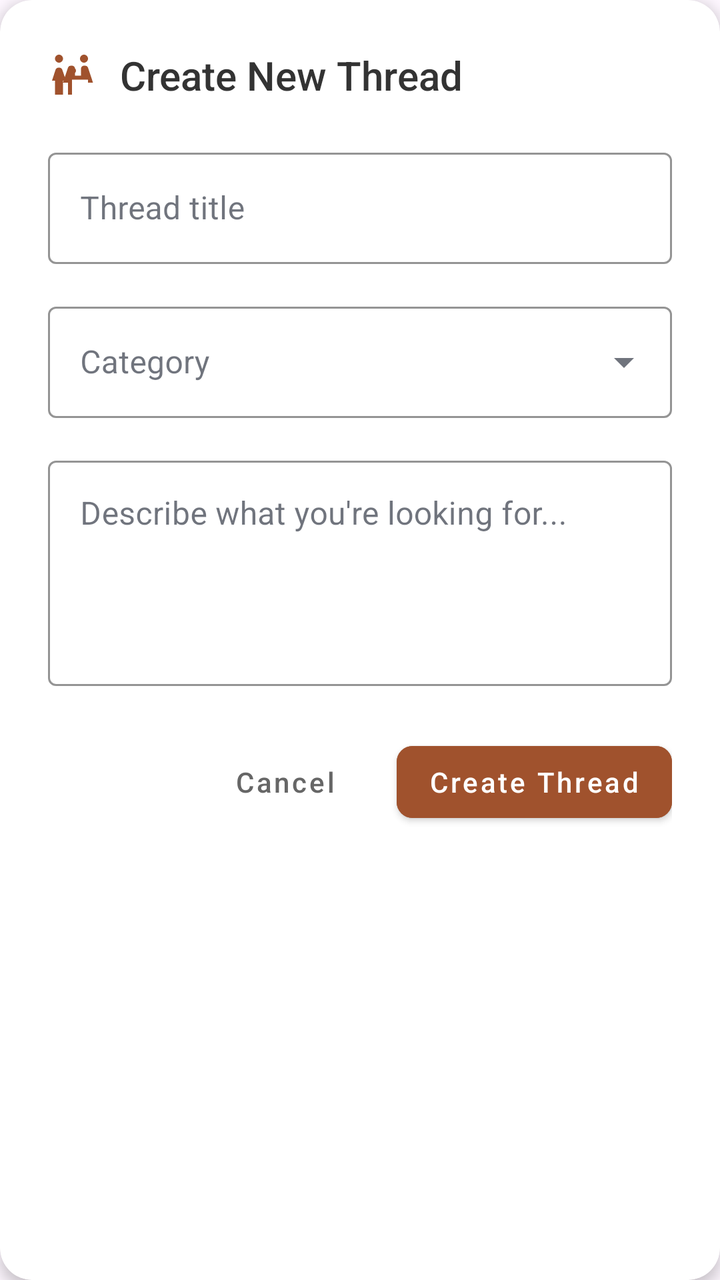
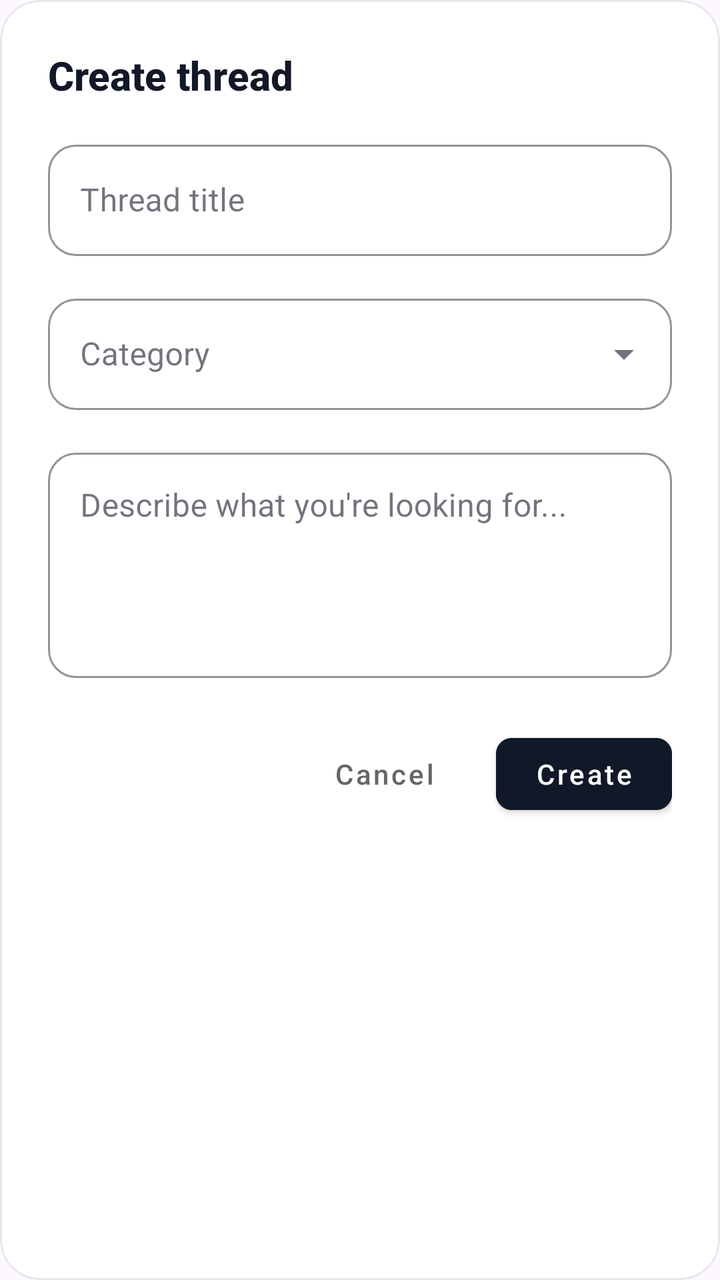

Two renders of the same Android screen: before a commit and after it. Below are the layout's source before the change and the commit's diff.
<!-- AndroidManifest.xml: application theme Theme.Csci3130Group1 -->
<!-- res/layout/dialog_create_thread.xml -->
<?xml version="1.0" encoding="utf-8"?>
<androidx.cardview.widget.CardView xmlns:android="http://schemas.android.com/apk/res/android"
    xmlns:app="http://schemas.android.com/apk/res-auto"
    android:layout_width="match_parent"
    android:layout_height="wrap_content"
    app:cardCornerRadius="16dp"
    app:cardElevation="4dp"
    app:cardBackgroundColor="#FFFFFF">

<LinearLayout
    android:layout_width="match_parent"
    android:layout_height="wrap_content"
    android:orientation="vertical"
    android:padding="24dp">

    
    <LinearLayout
        android:layout_width="match_parent"
        android:layout_height="wrap_content"
        android:orientation="horizontal"
        android:gravity="center_vertical"
        android:layout_marginBottom="20dp">

        <ImageView
            android:layout_width="24dp"
            android:layout_height="24dp"
            android:src="@drawable/ic_community"
            app:tint="#A0522D" />

        <TextView
            android:layout_width="wrap_content"
            android:layout_height="wrap_content"
            android:text="Create New Thread"
            android:textSize="20sp"
            android:fontFamily="sans-serif-medium"
            android:textColor="#333333"
            android:layout_marginStart="12dp" />

    </LinearLayout>

    
    <com.google.android.material.textfield.TextInputLayout
        android:layout_width="match_parent"
        android:layout_height="wrap_content"
        android:layout_marginBottom="16dp"
        android:hint="Thread title"
        app:boxStrokeColor="#A0522D"
        app:hintTextColor="#A0522D"
        style="@style/Widget.MaterialComponents.TextInputLayout.OutlinedBox">

        <com.google.android.material.textfield.TextInputEditText
            android:id="@+id/edit_thread_title"
            android:layout_width="match_parent"
            android:layout_height="wrap_content"
            android:maxLines="2"
            android:textSize="16sp"
            android:inputType="textCapSentences|textMultiLine" />

    </com.google.android.material.textfield.TextInputLayout>

    
    <com.google.android.material.textfield.TextInputLayout
        android:layout_width="match_parent"
        android:layout_height="wrap_content"
        android:layout_marginBottom="16dp"
        android:hint="Category"
        app:boxStrokeColor="#A0522D"
        app:hintTextColor="#A0522D"
        style="@style/Widget.MaterialComponents.TextInputLayout.OutlinedBox.ExposedDropdownMenu">

        <AutoCompleteTextView
            android:id="@+id/spinner_thread_category"
            android:layout_width="match_parent"
            android:layout_height="wrap_content"
            android:inputType="none"
            android:textSize="16sp" />

    </com.google.android.material.textfield.TextInputLayout>

    
    <com.google.android.material.textfield.TextInputLayout
        android:layout_width="match_parent"
        android:layout_height="wrap_content"
        android:layout_marginBottom="24dp"
        android:hint="Describe what you're looking for..."
        app:boxStrokeColor="#A0522D"
        app:hintTextColor="#A0522D"
        style="@style/Widget.MaterialComponents.TextInputLayout.OutlinedBox">

        <com.google.android.material.textfield.TextInputEditText
            android:id="@+id/edit_thread_description"
            android:layout_width="match_parent"
            android:layout_height="wrap_content"
            android:minLines="4"
            android:maxLines="8"
            android:gravity="top"
            android:textSize="16sp"
            android:inputType="textCapSentences|textMultiLine" />

    </com.google.android.material.textfield.TextInputLayout>

    
    <LinearLayout
        android:layout_width="match_parent"
        android:layout_height="wrap_content"
        android:orientation="horizontal"
        android:gravity="end">

        <Button
            android:id="@+id/btn_cancel"
            style="@style/Widget.MaterialComponents.Button.TextButton"
            android:layout_width="wrap_content"
            android:layout_height="wrap_content"
            android:text="Cancel"
            android:textColor="#666666"
            android:textAllCaps="false"
            android:layout_marginEnd="12dp" />

        <Button
            android:id="@+id/btn_create"
            style="@style/Widget.MaterialComponents.Button"
            android:layout_width="wrap_content"
            android:layout_height="wrap_content"
            android:text="Create Thread"
            android:textAllCaps="false"
            android:backgroundTint="#A0522D"
            android:textColor="#FFFFFF"
            app:cornerRadius="8dp" />

    </LinearLayout>

</LinearLayout>
</androidx.cardview.widget.CardView>
<!-- resources referenced by this layout -->
<resources>
  <!-- drawable ic_community (drawable) -->
  <vector xmlns:android="http://schemas.android.com/apk/res/android"
      android:width="24dp"
      android:height="24dp"
      android:viewportWidth="24"
      android:viewportHeight="24"
      android:tint="?attr/colorOnSurface">
      <path
          android:fillColor="@android:color/white"
          android:pathData="M16,4c0,-1.11 0.89,-2 2,-2s2,0.89 2,2 -0.89,2 -2,2 -2,-0.89 -2,-2zM20,22v-6h2.5l-2.54,-7.63A1.5,1.5 0 0 0 18.54,7.5L18,7.5A1.5,1.5 0 0 0 16.5,9v3.5h-3L13.5,9A1.5,1.5 0 0 0 12,7.5L11.46,7.5A1.5,1.5 0 0 0 10.04,8.37L7.5,16L10,16v6h2v-7.5h8L20,22zM12.5,11.5c0.83,0 1.5,-0.67 1.5,-1.5s-0.67,-1.5 -1.5,-1.5S11,9.17 11,10s0.67,1.5 1.5,1.5zM5.5,6c1.11,0 2,-0.89 2,-2S6.61,2 5.5,2 3.5,2.89 3.5,4s0.89,2 2,2zM7.5,22v-7H9L7.1,9.4C6.85,8.85 6.3,8.5 5.71,8.5L5.21,8.5C4.62,8.5 4.07,8.85 3.82,9.4L2,15h1.5v7L7.5,22z"/>
  </vector>
  <style name="Theme.Csci3130Group1" parent="Base.Theme.Csci3130Group1" />
  <style name="Base.Theme.Csci3130Group1" parent="Theme.Material3.DayNight.NoActionBar">
          
          <item name="colorPrimary">#111827</item>
          <item name="colorOnPrimary">#FFFFFF</item>
          <item name="colorSecondary">#6B7280</item>
          <item name="colorOnSecondary">#FFFFFF</item>
          
          <item name="colorPrimaryContainer">#F3F4F6</item>
          <item name="colorOnPrimaryContainer">#111827</item>
          <item name="colorSecondaryContainer">#F3F4F6</item>
          <item name="colorOnSecondaryContainer">#111827</item>
          <item name="colorTertiary">#9CA3AF</item>
          <item name="colorSurface">#FFFFFF</item>
          <item name="colorOnSurface">#111827</item>
          <item name="colorOutline">#E5E7EB</item>
          <item name="android:navigationBarColor">#FFFFFF</item>
          <item name="android:statusBarColor">#FFFFFF</item>
      </style>
</resources>

<!-- the commit's change to res/layout/dialog_create_thread.xml (unified diff, before → after) -->
@@ -1,11 +1,13 @@
 <?xml version="1.0" encoding="utf-8"?>
-<androidx.cardview.widget.CardView xmlns:android="http://schemas.android.com/apk/res/android"
+<com.google.android.material.card.MaterialCardView xmlns:android="http://schemas.android.com/apk/res/android"
     xmlns:app="http://schemas.android.com/apk/res-auto"
     android:layout_width="match_parent"
     android:layout_height="wrap_content"
-    app:cardCornerRadius="16dp"
-    app:cardElevation="4dp"
-    app:cardBackgroundColor="#FFFFFF">
+    app:cardCornerRadius="20dp"
+    app:cardElevation="0dp"
+    app:cardBackgroundColor="#FFFFFF"
+    app:strokeColor="#E5E7EB"
+    app:strokeWidth="1dp">
 
 <LinearLayout
     android:layout_width="match_parent"
@@ -19,22 +21,16 @@
         android:layout_height="wrap_content"
         android:orientation="horizontal"
         android:gravity="center_vertical"
-        android:layout_marginBottom="20dp">
-
-        <ImageView
-            android:layout_width="24dp"
-            android:layout_height="24dp"
-            android:src="@drawable/ic_community"
-            app:tint="#A0522D" />
+        android:layout_marginBottom="16dp">
 
         <TextView
             android:layout_width="wrap_content"
             android:layout_height="wrap_content"
-            android:text="Create New Thread"
+            android:text="Create thread"
             android:textSize="20sp"
+            android:textStyle="bold"
             android:fontFamily="sans-serif-medium"
-            android:textColor="#333333"
-            android:layout_marginStart="12dp" />
+            android:textColor="#111827" />
 
     </LinearLayout>
 
@@ -44,8 +40,12 @@
         android:layout_height="wrap_content"
         android:layout_marginBottom="16dp"
         android:hint="Thread title"
-        app:boxStrokeColor="#A0522D"
-        app:hintTextColor="#A0522D"
+        app:boxStrokeColor="#E5E7EB"
+        app:hintTextColor="#6B7280"
+        app:boxCornerRadiusTopStart="14dp"
+        app:boxCornerRadiusTopEnd="14dp"
+        app:boxCornerRadiusBottomStart="14dp"
+        app:boxCornerRadiusBottomEnd="14dp"
         style="@style/Widget.MaterialComponents.TextInputLayout.OutlinedBox">
 
         <com.google.android.material.textfield.TextInputEditText
@@ -64,8 +64,12 @@
         android:layout_height="wrap_content"
         android:layout_marginBottom="16dp"
         android:hint="Category"
-        app:boxStrokeColor="#A0522D"
-        app:hintTextColor="#A0522D"
+        app:boxStrokeColor="#E5E7EB"
+        app:hintTextColor="#6B7280"
+        app:boxCornerRadiusTopStart="14dp"
+        app:boxCornerRadiusTopEnd="14dp"
+        app:boxCornerRadiusBottomStart="14dp"
+        app:boxCornerRadiusBottomEnd="14dp"
         style="@style/Widget.MaterialComponents.TextInputLayout.OutlinedBox.ExposedDropdownMenu">
 
         <AutoCompleteTextView
@@ -83,8 +87,12 @@
         android:layout_height="wrap_content"
         android:layout_marginBottom="24dp"
         android:hint="Describe what you're looking for..."
-        app:boxStrokeColor="#A0522D"
-        app:hintTextColor="#A0522D"
+        app:boxStrokeColor="#E5E7EB"
+        app:hintTextColor="#6B7280"
+        app:boxCornerRadiusTopStart="14dp"
+        app:boxCornerRadiusTopEnd="14dp"
+        app:boxCornerRadiusBottomStart="14dp"
+        app:boxCornerRadiusBottomEnd="14dp"
         style="@style/Widget.MaterialComponents.TextInputLayout.OutlinedBox">
 
         <com.google.android.material.textfield.TextInputEditText
@@ -121,13 +129,13 @@
             style="@style/Widget.MaterialComponents.Button"
             android:layout_width="wrap_content"
             android:layout_height="wrap_content"
-            android:text="Create Thread"
+            android:text="Create"
             android:textAllCaps="false"
-            android:backgroundTint="#A0522D"
+            android:backgroundTint="#111827"
             android:textColor="#FFFFFF"
             app:cornerRadius="8dp" />
 
     </LinearLayout>
 
 </LinearLayout>
-</androidx.cardview.widget.CardView>
+</com.google.android.material.card.MaterialCardView>
<!-- resource entries referenced after the edit -->
@@ -1,16 +1,5 @@
 <!-- resources referenced by this layout -->
 <resources>
-  <!-- drawable ic_community (drawable) -->
-  <vector xmlns:android="http://schemas.android.com/apk/res/android"
-      android:width="24dp"
-      android:height="24dp"
-      android:viewportWidth="24"
-      android:viewportHeight="24"
-      android:tint="?attr/colorOnSurface">
-      <path
-          android:fillColor="@android:color/white"
-          android:pathData="M16,4c0,-1.11 0.89,-2 2,-2s2,0.89 2,2 -0.89,2 -2,2 -2,-0.89 -2,-2zM20,22v-6h2.5l-2.54,-7.63A1.5,1.5 0 0 0 18.54,7.5L18,7.5A1.5,1.5 0 0 0 16.5,9v3.5h-3L13.5,9A1.5,1.5 0 0 0 12,7.5L11.46,7.5A1.5,1.5 0 0 0 10.04,8.37L7.5,16L10,16v6h2v-7.5h8L20,22zM12.5,11.5c0.83,0 1.5,-0.67 1.5,-1.5s-0.67,-1.5 -1.5,-1.5S11,9.17 11,10s0.67,1.5 1.5,1.5zM5.5,6c1.11,0 2,-0.89 2,-2S6.61,2 5.5,2 3.5,2.89 3.5,4s0.89,2 2,2zM7.5,22v-7H9L7.1,9.4C6.85,8.85 6.3,8.5 5.71,8.5L5.21,8.5C4.62,8.5 4.07,8.85 3.82,9.4L2,15h1.5v7L7.5,22z"/>
-  </vector>
   <style name="Theme.Csci3130Group1" parent="Base.Theme.Csci3130Group1" />
   <style name="Base.Theme.Csci3130Group1" parent="Theme.Material3.DayNight.NoActionBar">
           
